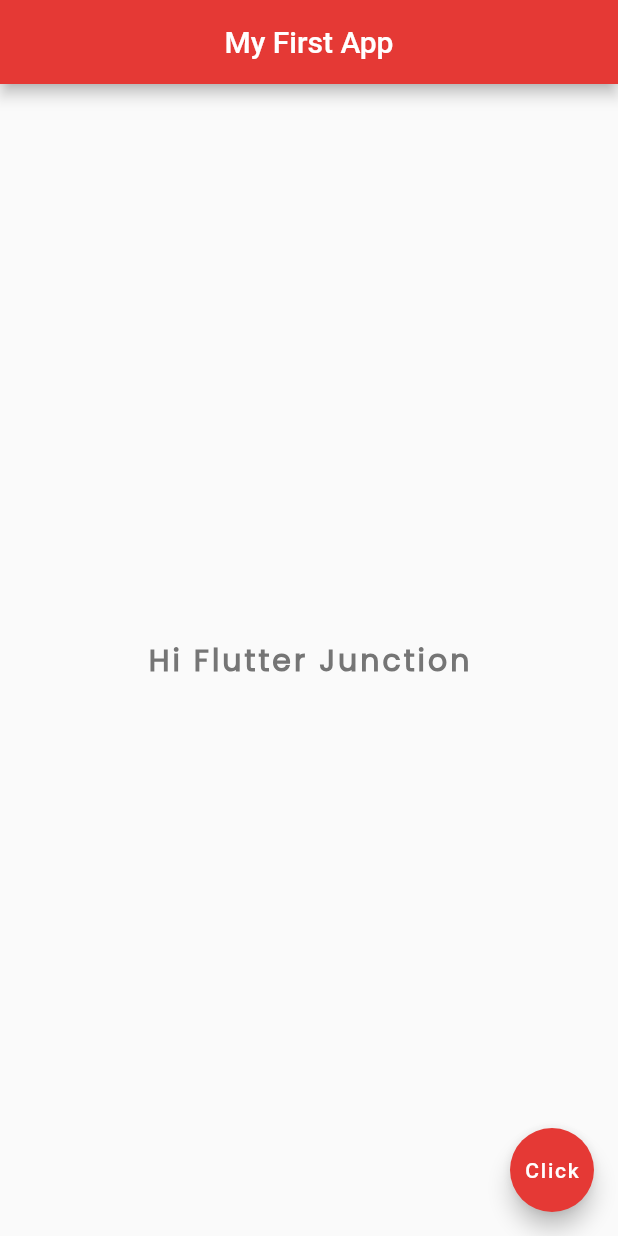
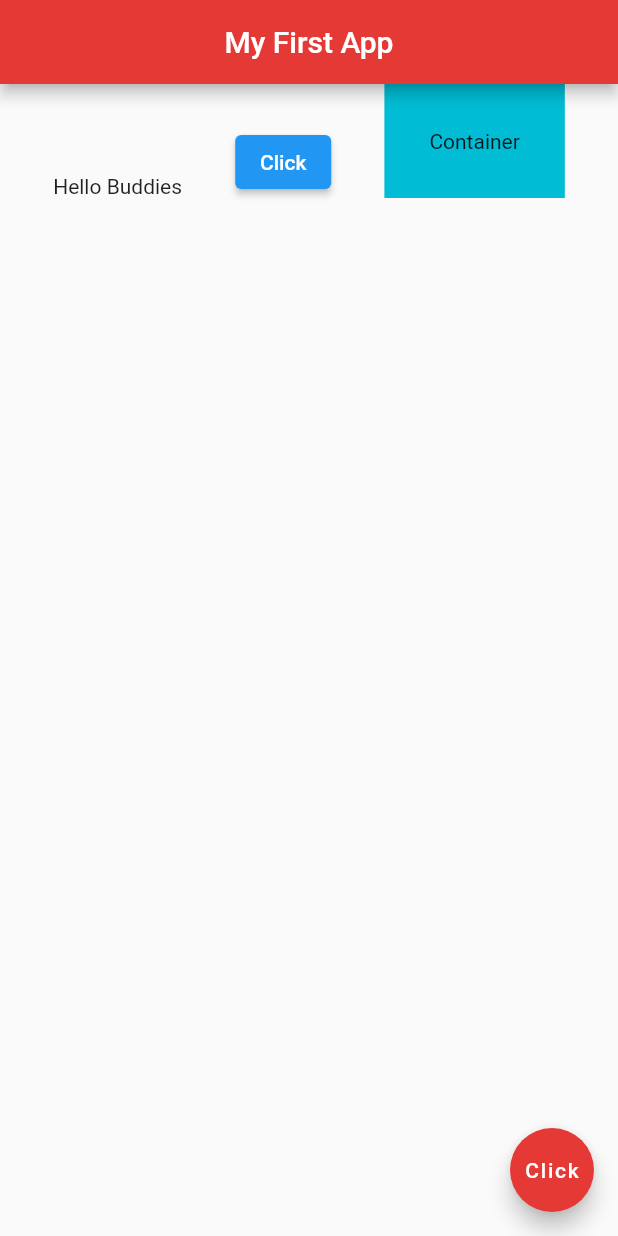
Before and after one commit to nbnD/flutter_beginners_course, a Flutter app: the screen it shows after launch, after a tap on "Click", on a phone screen of 412 x 824 dp. Run offline on Flutter 3.47's test engine with Material 2 defaults, Android fonts, the phone set to English and light mode, and no system bars.

Commit message:
Lesson 2 commit

```diff
--- a/lib/main.dart
+++ b/lib/main.dart
@@ -1,29 +1,41 @@
 import 'package:flutter/material.dart';
 
 void main() {
-  runApp(MaterialApp(
-    home: Scaffold(
+  runApp(const MaterialApp(
+    home: HomePage(),
+  ));
+}
+
+class HomePage extends StatelessWidget {
+  const HomePage({super.key});
+
+  @override
+  Widget build(BuildContext context) {
+    return Scaffold(
       appBar: AppBar(
           title: const Text("My First App"),
           centerTitle: true,
           backgroundColor: Colors.red[600]),
-      body:  Center(
-        child: Text(
-          "Hi Flutter Junction",
-          style: TextStyle(
-            fontSize:20.0,
-            fontWeight: FontWeight.bold,
-            letterSpacing: 2.0,
-            color:Colors.grey[600],
-            fontFamily: 'Poppins'
-          ),
+      body: Row(
+        mainAxisAlignment:MainAxisAlignment.spaceEvenly,
+        crossAxisAlignment: CrossAxisAlignment.end,
+        children: [
+        const Text("Hello Buddies"),
+        ElevatedButton(
+          onPressed: () {},
+          child: const Text("Click"),
         ),
-      ),
+        Container(
+          color: Colors.cyan,
+          padding: const EdgeInsets.all(30),
+          child: const Text("Container"),
+        )
+      ]),
       floatingActionButton: FloatingActionButton(
         onPressed: () {},
         backgroundColor: Colors.red[600],
-        child:const Text("Click"),
+        child: const Text("Click"),
       ),
-    ),
-  ));
+    );
+  }
 }
--- a/pubspec.yaml
+++ b/pubspec.yaml
@@ -59,8 +59,8 @@ flutter:
   uses-material-design: true
 
   # To add assets to your application, add an assets section, like this:
-  # assets:
-  #   - images/a_dot_burr.jpeg
+  assets:
+    - assets/
   #   - images/a_dot_ham.jpeg
 
   # An image asset can refer to one or more resolution-specific "variants", see
```
Also changed, not shown: assets/gumba.jpg (added), assets/mountain.jpg (added), assets/temple.jpg (added), 1 other file.
